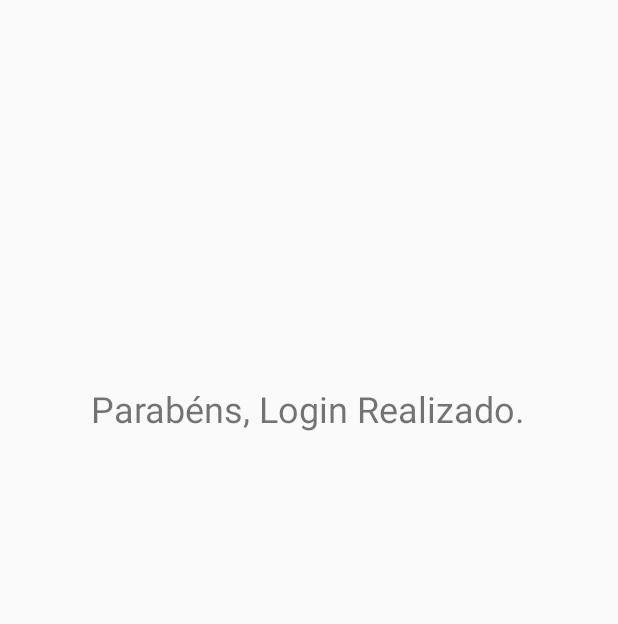
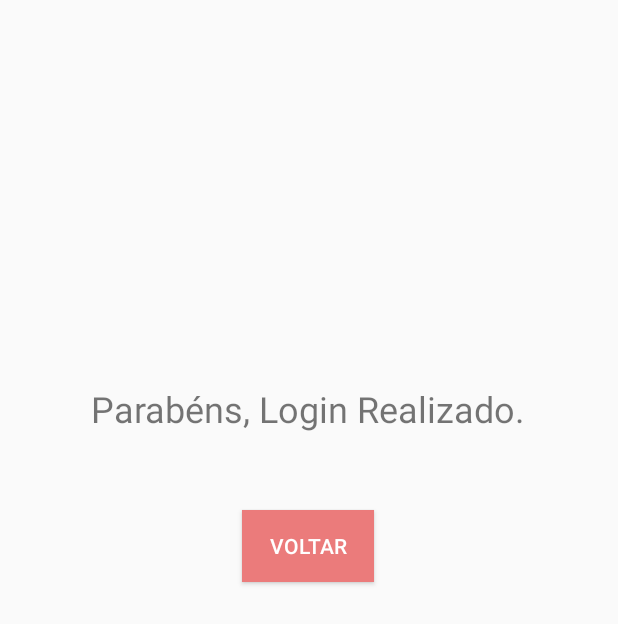
Before and after one commit to ana2pn/MPOO_20192, an Android app: the HomePizza screen opened directly, with no data from a screen before it, on a phone screen of 412 x 824 dp. Shown: the top 624 px of the screen. Run offline under Robolectric (Android 15) with nearby library versions, the phone set to English and light mode, and no system bars.

Commit message:
adicionando botão

```diff
--- a/app/src/main/java/com/example/pizza/pizza/gui/HomePizza.java
+++ b/app/src/main/java/com/example/pizza/pizza/gui/HomePizza.java
@@ -2,9 +2,13 @@ package com.example.pizza.pizza.gui;
 
 import androidx.appcompat.app.AppCompatActivity;
 
+import android.content.Intent;
 import android.os.Bundle;
+import android.view.View;
+import android.widget.Button;
 
 import com.example.pizza.R;
+import com.example.pizza.infra.gui.MainActivity;
 
 public class HomePizza extends AppCompatActivity {
 
@@ -14,5 +18,14 @@ public class HomePizza extends AppCompatActivity {
         setContentView(R.layout.activity_home_pizza);
         getSupportActionBar().hide();
 
+        Button btnVoltar = findViewById(R.id.btnVoltar);
+
+        btnVoltar.setOnClickListener(new View.OnClickListener() {
+            @Override
+            public void onClick(View v) {
+                startActivity(new Intent(HomePizza.this, MainActivity.class));
+
+            }
+        });
     }
 }
--- a/app/src/main/res/layout/activity_home_pizza.xml
+++ b/app/src/main/res/layout/activity_home_pizza.xml
@@ -17,4 +17,17 @@
         app:layout_constraintHorizontal_bias="0.495"
         app:layout_constraintStart_toStartOf="parent"
         app:layout_constraintTop_toTopOf="parent" />
+
+    <Button
+        android:id="@+id/btnVoltar"
+        android:layout_width="wrap_content"
+        android:layout_height="wrap_content"
+        android:layout_marginTop="340dp"
+        android:background="#EB7B7B"
+        android:text="VOLTAR"
+        android:textColor="#FFFFFF"
+        app:layout_constraintEnd_toEndOf="parent"
+        app:layout_constraintHorizontal_bias="0.498"
+        app:layout_constraintStart_toStartOf="parent"
+        app:layout_constraintTop_toTopOf="parent" />
 </androidx.constraintlayout.widget.ConstraintLayout>
```
